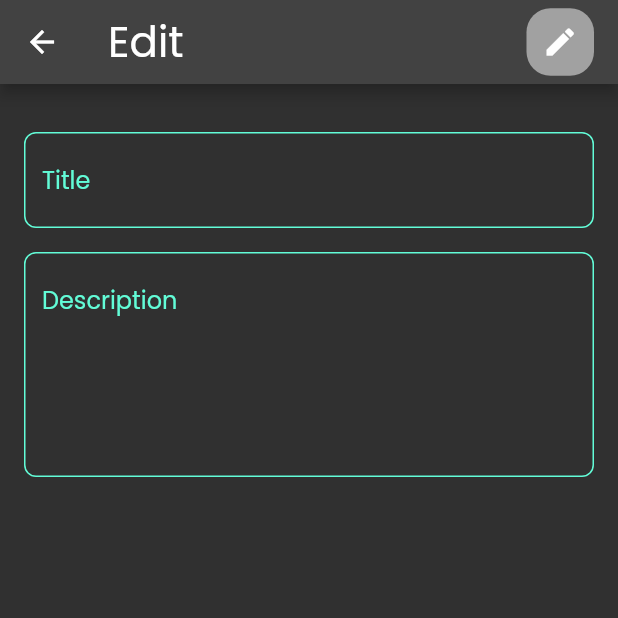
After one commit to gamalahmed3265/Notes-App-flutter, a Flutter app: the screen it shows after launch, after a tap on "noteName1", on a phone screen of 412 x 824 dp, the top half of it. The commit adds this screen. Run offline on Flutter 3.47's test engine with Material 2 defaults, Android fonts, the phone set to English and light mode, and no system bars; our stand-ins replace font_awesome_flutter.

Commit message:
add the CustomEditNote

```diff
--- a/lib/main.dart
+++ b/lib/main.dart
@@ -1,5 +1,6 @@
 import 'package:flutter/material.dart';
 import 'package:note_app/views/note_view.dart';
+import 'package:note_app/views/resource/router_manager.dart';
 import 'package:note_app/views/resource/string_manager.dart';
 import 'package:note_app/views/resource/theme_manager.dart';
 
@@ -18,8 +19,9 @@ class MyApp extends StatelessWidget {
       themeMode: ThemeMode.dark,
       theme: ThemeManager.lightManager,
       darkTheme: ThemeManager.darkManager,
-      home: const NoteView(),
       debugShowCheckedModeBanner: false,
+      onGenerateRoute: RouterGeneator.getRoute,
+      initialRoute: RouterManager.home,
     );
   }
 }
--- /dev/null
+++ b/lib/views/edit_note.dart
@@ -0,0 +1,20 @@
+import 'package:flutter/material.dart';
+import 'package:note_app/views/resource/icons_manager.dart';
+import 'package:note_app/views/resource/string_manager.dart';
+import 'package:note_app/views/widget/custom_app_bar.dart';
+import 'package:note_app/views/widget/edit_body.dart';
+
+class CustomEditNote extends StatelessWidget {
+  const CustomEditNote({Key? key}) : super(key: key);
+
+  @override
+  Widget build(BuildContext context) {
+    return Scaffold(
+      appBar: AppBar(
+        title: const CustomAppBar(
+            text: StringManager.edit, icon: IconsManager.edit),
+      ),
+      body: const DditbodyNote(),
+    );
+  }
+}
--- a/lib/views/resource/icons_manager.dart
+++ b/lib/views/resource/icons_manager.dart
@@ -4,6 +4,8 @@ import 'package:note_app/views/resource/app_size.dart';
 
 class IconsManager {
   static const Icon search = Icon(Icons.search);
+  static const Icon edit = Icon(Icons.edit);
+  static const Icon back = Icon(Icons.arrow_back);
   static const Icon add = Icon(Icons.add);
   static const Icon delete = Icon(
     FontAwesomeIcons.trash,
--- /dev/null
+++ b/lib/views/resource/router_manager.dart
@@ -0,0 +1,32 @@
+import 'package:flutter/material.dart';
+import 'package:note_app/views/edit_note.dart';
+import 'package:note_app/views/note_view.dart';
+import 'package:note_app/views/resource/string_manager.dart';
+
+class RouterManager {
+  static const String home = "/";
+  static const String edit = "/edit";
+}
+
+class RouterGeneator {
+  static Route<dynamic> getRoute(RouteSettings routeSettings) {
+    switch (routeSettings.name) {
+      case RouterManager.home:
+        return MaterialPageRoute(builder: (_) => const NoteView());
+      case RouterManager.edit:
+        return MaterialPageRoute(builder: (_) => const CustomEditNote());
+      default:
+        return unDefinedRoute();
+    }
+  }
+
+  static Route<dynamic> unDefinedRoute() {
+    return MaterialPageRoute(
+        builder: (_) => Scaffold(
+              appBar: AppBar(
+                title: const Text(StringManager.noRouteFound),
+              ),
+              body: const Center(child: Text(StringManager.noRouteFound)),
+            ));
+  }
+}
--- a/lib/views/resource/string_manager.dart
+++ b/lib/views/resource/string_manager.dart
@@ -4,4 +4,6 @@ class StringManager {
   static const String title = "Title";
   static const String description = "Description";
   static const String add = "Add";
+  static const String noRouteFound = "Not Found";
+  static const String edit = "Edit";
 }
--- a/lib/views/widget/custom_app_bar.dart
+++ b/lib/views/widget/custom_app_bar.dart
@@ -1,21 +1,23 @@
 import 'package:flutter/material.dart';
 import 'package:note_app/views/resource/app_size.dart';
-import 'package:note_app/views/resource/string_manager.dart';
 import 'package:note_app/views/widget/custom_icons.dart';
 
 class CustomAppBar extends StatelessWidget {
-  const CustomAppBar({Key? key}) : super(key: key);
+  final String text;
+  final Icon icon;
+  const CustomAppBar({Key? key, required this.text, required this.icon})
+      : super(key: key);
 
   @override
   Widget build(BuildContext context) {
     return Row(
-      children: const [
+      children: [
         Text(
-          StringManager.note,
-          style: TextStyle(fontSize: AppSize.s28),
+          text,
+          style: const TextStyle(fontSize: AppSize.s28),
         ),
-        Spacer(),
-        CustomSearchIcon()
+        const Spacer(),
+        CustomIconAppBar(icon: icon)
       ],
     );
   }
--- a/lib/views/widget/custom_icons.dart
+++ b/lib/views/widget/custom_icons.dart
@@ -1,11 +1,12 @@
 import 'package:flutter/material.dart';
 import 'package:note_app/views/resource/app_size.dart';
-import 'package:note_app/views/resource/icons_manager.dart';
 
 import '../resource/color_manager.dart';
 
-class CustomSearchIcon extends StatelessWidget {
-  const CustomSearchIcon({Key? key}) : super(key: key);
+class CustomIconAppBar extends StatelessWidget {
+  final Icon icon;
+  const CustomIconAppBar({Key? key, required this.icon}) : super(key: key);
+
   @override
   Widget build(BuildContext context) {
     return Container(
@@ -14,7 +15,7 @@ class CustomSearchIcon extends StatelessWidget {
       decoration: BoxDecoration(
           color: ColorManager.whitOpacity,
           borderRadius: BorderRadius.circular(AppSize.s16)),
-      child: IconsManager.search,
+      child: icon,
     );
   }
 }
--- a/lib/views/widget/custom_note_item.dart
+++ b/lib/views/widget/custom_note_item.dart
@@ -3,6 +3,7 @@ import 'package:note_app/domain/model/note_data_model.dart';
 import 'package:note_app/views/resource/app_size.dart';
 import 'package:note_app/views/resource/color_manager.dart';
 import 'package:note_app/views/resource/icons_manager.dart';
+import 'package:note_app/views/resource/router_manager.dart';
 import 'package:note_app/views/resource/theme_manager.dart';
 
 class NoteItem extends StatelessWidget {
@@ -11,7 +12,11 @@ class NoteItem extends StatelessWidget {
 
   @override
   Widget build(BuildContext context) {
-    return Container(
+    return GestureDetector(
+      onTap: () {
+        Navigator.of(context).pushNamed(RouterManager.edit);
+      },
+      child: Container(
         padding: const EdgeInsets.only(
             top: AppSize.s8, left: AppSize.s8, bottom: AppSize.s8),
         decoration: BoxDecoration(
@@ -47,6 +52,7 @@ class NoteItem extends StatelessWidget {
             )
           ],
         ),
+      ),
     );
   }
 }
--- a/lib/views/widget/custom_view_body.dart
+++ b/lib/views/widget/custom_view_body.dart
@@ -1,5 +1,7 @@
 import 'package:flutter/material.dart';
 import 'package:note_app/views/resource/app_size.dart';
+import 'package:note_app/views/resource/icons_manager.dart';
+import 'package:note_app/views/resource/string_manager.dart';
 import 'package:note_app/views/widget/custom_app_bar.dart';
 import 'package:note_app/views/widget/note_list_view.dart';
 
@@ -15,7 +17,7 @@ class CustomViewBody extends StatelessWidget {
           SizedBox(
             height: AppSize.s50,
           ),
-          CustomAppBar(),
+          CustomAppBar(text: StringManager.note, icon: IconsManager.search),
           Expanded(child: NoteListView())
         ],
       ),
--- /dev/null
+++ b/lib/views/widget/edit_body.dart
@@ -0,0 +1,35 @@
+import 'package:flutter/material.dart';
+import 'package:note_app/views/resource/app_size.dart';
+import 'package:note_app/views/resource/string_manager.dart';
+import 'package:note_app/views/widget/custom_text_field.dart';
+import 'package:note_app/views/widget/cutom_button_add.dart';
+
+class DditbodyNote extends StatelessWidget {
+  const DditbodyNote({
+    Key? key,
+  }) : super(key: key);
+
+  @override
+  Widget build(BuildContext context) {
+    return Padding(
+      padding: const EdgeInsets.all(AppSize.s16),
+      child: ListView(
+        children: [
+          const SizedBox(
+            height: AppSize.s16,
+          ),
+          CustomTextField(
+            text: StringManager.title,
+          ),
+          const SizedBox(
+            height: AppSize.s16,
+          ),
+          CustomTextField(
+            text: StringManager.description,
+            maxLines: AppSize.s5,
+          ),
+        ],
+      ),
+    );
+  }
+}
```
Lines whose indentation alone changed are shown as unchanged.
